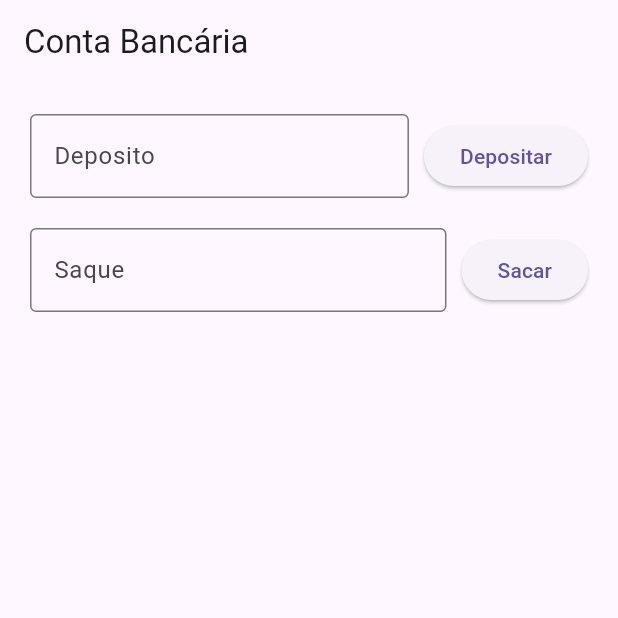
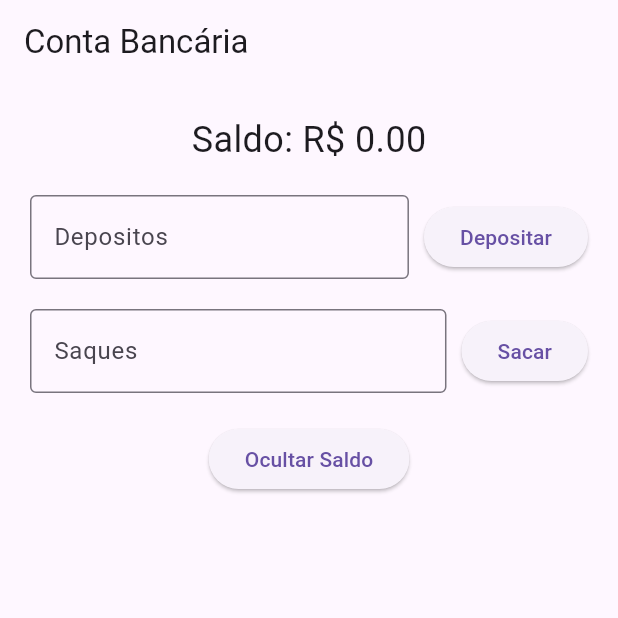
Before and after one commit to Henricknen/projeto_flutter, a Flutter app: the screen it shows after launch, on a phone screen of 412 x 824 dp, the top half of it. Run offline on Flutter 3.47's test engine with Material 3 defaults, Android fonts, the phone set to English and light mode, and no system bars.

Commit message:
finalizando_aplicativo_de_teste

```diff
--- a/lib/main.dart
+++ b/lib/main.dart
@@ -1,97 +1,124 @@
-import 'package:flutter/material.dart';     // biblioteca 'material'
+import 'package:flutter/material.dart';       // Biblioteca 'material'
 
-void main() => runApp(const ProjetoTeste());    // função principal 'void' não retorna nada
+void main() => runApp(const ProjetoTeste());   // Função principal 'void' não retorna nada
 
-class ProjetoTeste extends StatelessWidget {    // criando um 'widget'
+class ProjetoTeste extends StatelessWidget {      // Criando um 'widget'
   const ProjetoTeste({super.key});
 
-  @override
-  Widget build(BuildContext context) {      // função 'build' significa construir (coloca algo na tela)
-    return MaterialApp(      // Retorna o widget MaterialApp que define o aplicativo
-      title: 'Teste',     // Título
-      theme: ThemeData(
-        primarySwatch: Colors.blue,
+  @override   // Classe que define o aplicativo
+  Widget build(BuildContext context) {        // Função 'build' significa construir (coloca algo na tela)
+    return MaterialApp(     // Retorna o widget MaterialApp que define o aplicativo
+      title: 'Teste',          // Título do aplicativo
+      theme: ThemeData(         // Tema do aplicativo
+        primarySwatch: Colors.blue,             // Cor primária
       ),
-      home: MyHomePage(),     // Página inicial do
+      home: MyHomePage(),           // Página inicial do aplicativo
     );
   }
 }
 
-class MyHomePage extends StatefulWidget {     // Classe que define a página inicial
-  @override
-  _MyHomePageState createState() => _MyHomePageState();     // Construtor da classe
+class MyHomePage extends StatefulWidget {   // Classe que define a página inicial
+
+  @override     // Construtor da classe
+  _MyHomePageState createState() => _MyHomePageState();
 }
 
+
 class _MyHomePageState extends State<MyHomePage> {
-  double _saldo = 0.0;      // Variável que armazena o saldo
+  double _saldo = 0.0;    // Variável que armazena o 'saldo' atual
+  bool _showSaldo = true;     // Variável que armazena a 'visibilidade' do saldo
 
-  final _depositoController = TextEditingController();      // Controlador para o campo de texto de depósito
-  final _saqueController = TextEditingController();       // Controlador para o campo de texto de saque
+  final _depositoController = TextEditingController();    // Controladores para os campos de texto
+  final _saqueController = TextEditingController();
 
-  void _depositar(double valor) {     // Função que deposita
-    setState(() {     // Atualiza o saldo
+  void _depositar(double valor) {     // Função que deposita um valor no saldo
+    setState(() {
       _saldo += valor;
     });
   }
 
-  void _sacar(double valor) {     // Função que saca um valor do saldo
-    setState(() {     // Atualiza o saldo
+
+  void _sacar(double valor) {     // Função que saca
+    setState(() {
       _saldo -= valor;
     });
   }
 
-  @override
+
+  void _toggleSaldo() {     // Função alterna a 'visibilidade' do saldo
+    setState(() {
+      _showSaldo = !_showSaldo;
+    });
+  }
+
+  @override     // Construtor da classe
   Widget build(BuildContext context) {
-    return Scaffold(      // Retorna o widget Scaffold que define a página
+    return Scaffold(      // Retorna o widget Scaffold que 'define' a página
+
       appBar: AppBar(
         title: Text('Conta Bancária'),      // Título da barra de aplicativos
       ),
-      body: Padding(      // Corpo da página
-        padding: const EdgeInsets.all(20.0),     // Espaçamento entre os widgets
+      body: Padding(    // Corpo da página
+        padding: const EdgeInsets.all(20.0),
         child: Column(
           children: [
-            Row(      // Linha que contém os campos de texto e botões
+            Visibility(     // Visibilidade do saldo
+              visible: _showSaldo,
+              child: Text(
+                'Saldo: R\$ ${_saldo.toStringAsFixed(2)}',      // Texto que mostra o saldo
+                style: TextStyle(fontSize: 24.0),
+              ),
+            ),
+            SizedBox(height: 20.0),
+            Row(    // Linha que contém os campos de texto e botões
               children: [
-                Expanded(     // Campo de texto para entrada de valor
+                Expanded(     // Campo de texto para entrada de valor de 'deposito'
                   child: TextField(
-                    controller: _depositoController,      // Controlador do campo de texto de depósito
+                    controller: _depositoController,
                     decoration: InputDecoration(
-                      labelText: 'Deposito',     // Rótulo do campo de texto
-                      border: OutlineInputBorder(),
+                      labelText: 'Depositos',     // Rótulo do campo de texto
+                      border: OutlineInputBorder(),     // Borda do campo de texto
                     ),
-                    keyboardType: TextInputType.number,  // Tipo de teclado
+
+                    keyboardType: TextInputType.number,     // Tipo de teclado
                   ),
                 ),
-                SizedBox(width: 10.0),  // Espaçamento
-                ElevatedButton(  // Botão para depositar
-                  onPressed: () {
-                    final valor = double.tryParse(_depositoController.text);
+                SizedBox(width: 10.0),
+
+                ElevatedButton(   // Botão para depositar
+
+                  onPressed: () {            // Função que é executada quando o botão é pressionado
+                    final valor = double.tryParse(_depositoController.text);      // Obtém o valor do campo de texto
                     if (valor != null) {
                       _depositar(valor);
                       _depositoController.clear();
                     }
                   },
-                  child: Text('Depositar'),
+                  child: Text('Depositar'),     // Filho do botão
                 ),
               ],
             ),
-            SizedBox(height: 20.0),      // Espaçamento entre os widgets
-            Row(      // Linha que contém os campos de texto e botões
+
+            SizedBox(height: 20.0),
+
+            Row(
+
               children: [
-                Expanded(     // Campo de texto para entrada de valor
+                Expanded(     // Campo de texto para entrada de valor para 'saque'
                   child: TextField(
-                    controller: _saqueController,      // Controlador do campo de texto de saque
+                    controller: _saqueController,
                     decoration: InputDecoration(
-                      labelText: 'Saque',
+                      labelText: 'Saques',
                       border: OutlineInputBorder(),
                     ),
-                    keyboardType: TextInputType.number,  // Tipo de teclado
+                    keyboardType: TextInputType.number,
                   ),
                 ),
                 SizedBox(width: 10.0),
+
                 ElevatedButton(     // Botão para sacar
                   onPressed: () {
-                    final valor = double.tryParse(_saqueController.text);  // Obtém o valor do campo de texto
+                    final valor = double.tryParse(_saqueController.text);
                     if (valor != null) {
                       _sacar(valor);
                       _saqueController.clear();
@@ -101,6 +128,12 @@ class _MyHomePageState extends State<MyHomePage> {
                 ),
               ],
             ),
+            SizedBox(height: 20.0),
+
+            ElevatedButton(     // Botão que alterna a visibilidade do saldo
+              onPressed: _toggleSaldo,
+              child: Text(_showSaldo ? 'Ocultar Saldo' : 'Mostrar Saldo'),
+            ),
           ],
         ),
       ),
```
Also changed, not shown: 1 other file.
